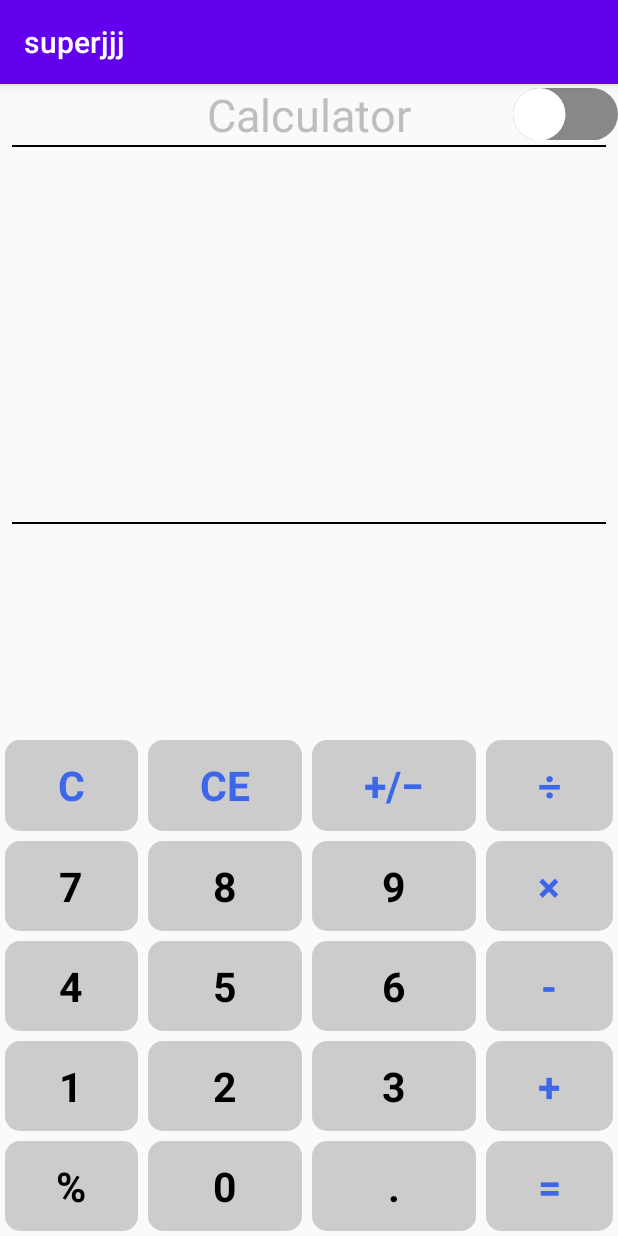
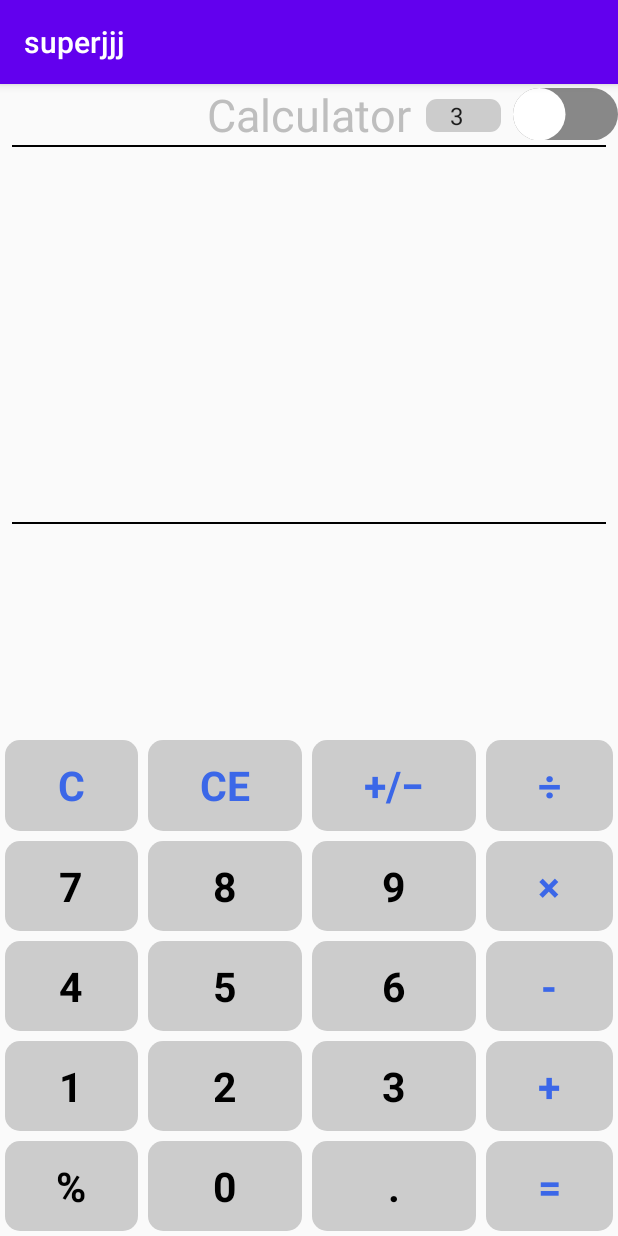
Before and after one commit to Zhong0118/calculatorSuper, an Android app: the screen it shows after launch (MainActivity), on a phone screen of 412 x 824 dp. Run offline under Robolectric (Android 15) with nearby library versions, the phone set to English and light mode, and no system bars.

Commit message:
实现了精度的选择

```diff
--- a/app/src/main/java/com/example/superjjj/MainActivity.java
+++ b/app/src/main/java/com/example/superjjj/MainActivity.java
@@ -2,6 +2,7 @@ package com.example.superjjj;
 
 import androidx.appcompat.app.AppCompatActivity;
 
+import com.example.superjjj.util.PrecisionUtil;
 import com.example.superjjj.util.SwitchButton;
 import com.example.superjjj.util.ToastUtil;
 
@@ -11,9 +12,11 @@ import android.text.Editable;
 import android.text.TextWatcher;
 import android.text.method.ScrollingMovementMethod;
 import android.view.View;
+import android.widget.AdapterView;
 import android.widget.Button;
 import android.widget.CompoundButton;
 import android.widget.ScrollView;
+import android.widget.Spinner;
 import android.widget.TextView;
 import android.widget.Toast;
 
@@ -23,6 +26,9 @@ public class MainActivity extends AppCompatActivity {
     private View normalKeyboardLayout; // 简单布局
     private View superKeyboardLayout; // 复杂布局
     private ScrollView scrollView;
+
+    private Spinner precisionSpinner;
+    private int precision;
 
     private String expression = "";
     private TextView input;
@@ -90,6 +96,26 @@ public class MainActivity extends AppCompatActivity {
                 switchView();
             }
 
+        });
+
+        precisionSpinner = findViewById(R.id.precision);
+
+        // 初始化下拉列表
+        PrecisionUtil.initPrecisionSpinner(this, precisionSpinner);
+        precisionSpinner.setSelection(2);
+        precisionSpinner.setOnItemSelectedListener(new AdapterView.OnItemSelectedListener() {
+            @Override
+            public void onItemSelected(AdapterView<?> parentView, View selectedItemView, int position, long id) {
+                // 当选择项改变时，更新选中的精度值
+                precision = Integer.parseInt((String) parentView.getItemAtPosition(position));
+                // TODO: 处理选择的精度值
+            }
+
+            @Override
+            public void onNothingSelected(AdapterView<?> parentView) {
+                // 在用户未选择任何项时的处理
+                precision = 3;
+            }
         });
 
         button0 = findViewById(R.id.number0);
@@ -684,7 +710,7 @@ public class MainActivity extends AppCompatActivity {
             @Override
             public void onClick(View v) {
                 Calculator calculator = new Calculator();
-                double result = calculator.cal(expression, 3); //调用科学计算器
+                double result = calculator.cal(expression, precision); //调用科学计算器
 
                 if (result == Double.MAX_VALUE)
                     expression = "Math Error";
@@ -704,7 +730,7 @@ public class MainActivity extends AppCompatActivity {
             @Override
             public void onClick(View v) {
                 Calculator calculator = new Calculator();
-                double result = calculator.cal(expression, 3); //调用科学计算器
+                double result = calculator.cal(expression, precision); //调用科学计算器
 
                 if (result == Double.MAX_VALUE)
                     expression = "Math Error";
--- /dev/null
+++ b/app/src/main/java/com/example/superjjj/util/PrecisionUtil.java
@@ -0,0 +1,29 @@
+package com.example.superjjj.util;
+
+import android.content.Context;
+import android.widget.ArrayAdapter;
+import android.widget.Spinner;
+
+import java.util.ArrayList;
+import java.util.List;
+
+public class PrecisionUtil{
+    public static void initPrecisionSpinner(Context context, Spinner spinner) {
+        List<String> precisionValues = new ArrayList<>();
+        precisionValues.add("1");
+        precisionValues.add("2");
+        precisionValues.add("3");
+        precisionValues.add("4");
+        precisionValues.add("5");
+
+        ArrayAdapter<String> adapter = new ArrayAdapter<>(context, android.R.layout.simple_spinner_item, precisionValues);
+        adapter.setDropDownViewResource(android.R.layout.simple_spinner_dropdown_item);
+
+        spinner.setAdapter(adapter);
+    }
+
+    public static int getPrecision(Spinner spinner) {
+        String selectedValue = (String) spinner.getSelectedItem();
+        return Integer.parseInt(selectedValue);
+    }
+}
--- /dev/null
+++ b/app/src/main/res/drawable/spinner_background.xml
@@ -0,0 +1,5 @@
+<?xml version="1.0" encoding="utf-8"?>
+<shape xmlns:android="http://schemas.android.com/apk/res/android">
+    <solid android:color="#CCCCCC" /> <!-- 设置背景颜色 -->
+    <corners android:radius="7dp" /> <!-- 设置圆角半径 -->
+</shape>
--- /dev/null
+++ b/app/src/main/res/drawable/spinner_popup_background.xml
@@ -0,0 +1,4 @@
+<?xml version="1.0" encoding="utf-8"?>
+<shape xmlns:android="http://schemas.android.com/apk/res/android">
+    <solid android:color="#CCCCCC" /> <!-- 设置下拉菜单的背景颜色 -->
+</shape>
--- a/app/src/main/res/layout/activity_main.xml
+++ b/app/src/main/res/layout/activity_main.xml
@@ -8,26 +8,42 @@
     android:theme="@android:style/Theme.Black.NoTitleBar"
     tools:context=".MainActivity"
     tools:ignore="NewApi">
+
     <RelativeLayout
         android:layout_width="match_parent"
         android:layout_height="wrap_content"
         android:layout_gravity="center">
+
         <TextView
+            android:id="@+id/Cname"
             android:layout_width="wrap_content"
             android:layout_height="wrap_content"
+            android:layout_centerInParent="true"
             android:text="Calculator"
-            android:textSize="30dp"
-            android:layout_centerInParent="true"/>
+            android:textSize="30dp" />
+
+        <Spinner
+            android:id="@+id/precision"
+            style="@style/SpinnerStyle"
+            android:layout_width="50dp"
+            android:layout_height="wrap_content"
+            android:layout_marginLeft="10dp"
+            android:layout_marginTop="10dp"
+            android:layout_toRightOf="@+id/Cname"
+            android:paddingStart="8dp"
+            android:paddingEnd="8dp"
+            android:spinnerMode="dropdown" />
 
         <com.example.superjjj.util.SwitchButton
             android:id="@+id/change_btn"
             android:layout_width="70dp"
             android:layout_height="30dp"
             android:layout_alignParentRight="true"
+            android:layout_marginTop="2.5dp"
             android:textOff=""
-            android:textOn=""
-            android:layout_marginTop="2.5dp"/>
+            android:textOn="" />
     </RelativeLayout>
+
     <View
         android:id="@+id/divider1"
         android:layout_width="match_parent"
@@ -40,13 +56,15 @@
         android:id="@+id/scrollView"
         android:layout_width="match_parent"
         android:layout_height="0dp"
+        android:layout_gravity="bottom"
         android:layout_weight="3"
         android:descendantFocusability="blocksDescendants"
-        tools:ignore="MissingConstraints"
-        android:layout_gravity="bottom">
+        tools:ignore="MissingConstraints">
+
         <FrameLayout
             android:layout_width="match_parent"
             android:layout_height="wrap_content">
+
             <TextView
                 android:id="@+id/input_view"
                 android:layout_width="match_parent"
@@ -69,19 +87,21 @@
         android:id="@+id/output_view"
         android:layout_width="match_parent"
         android:layout_height="50dp"
+        android:layout_marginBottom="7dp"
         android:layout_weight="1"
         android:gravity="right"
         android:textColor="#c0c0c0"
-        android:textSize="40sp"
-        android:layout_marginBottom="7dp"/>
+        android:textSize="40sp" />
     <!-- Content of normal_keyboard.xml -->
-    <include layout="@layout/normal_keyboard"
+    <include
         android:id="@+id/normalKeyboardLayout"
+        layout="@layout/normal_keyboard"
         android:visibility="visible" />
 
     <!-- Content of super_keyboard.xml -->
-    <include layout="@layout/super_keyboard"
+    <include
         android:id="@+id/superKeyboardLayout"
-        android:visibility="gone"/>
+        layout="@layout/super_keyboard"
+        android:visibility="gone" />
 
 </LinearLayout>
--- a/app/src/main/res/values/styles.xml
+++ b/app/src/main/res/values/styles.xml
@@ -36,5 +36,11 @@
         <item name="android:layout_margin">2dp</item>
 
     </style>
+    <style name="SpinnerStyle">
+        <item name="android:background">@drawable/spinner_background</item>
+        <item name="android:popupBackground">@drawable/spinner_popup_background</item>
+        <item name="android:dropDownSelector">@color/colorAccent</item>
+    </style>
+
 
 </resources>
```
